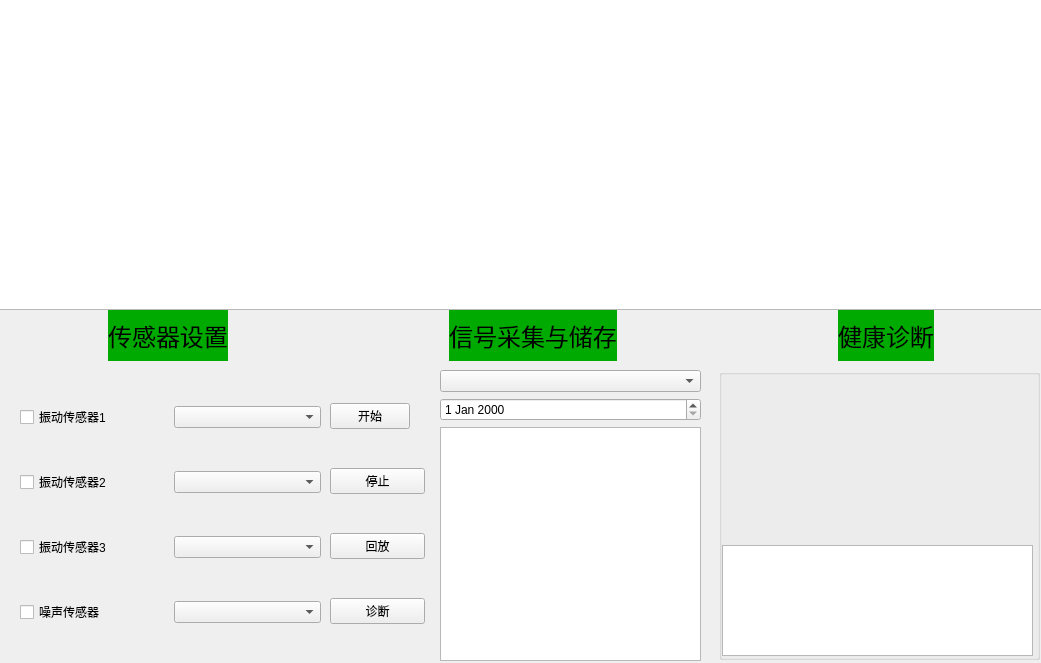
Old version of the form vibrationdialog.ui in the repository zkqiu/robot_doctor.
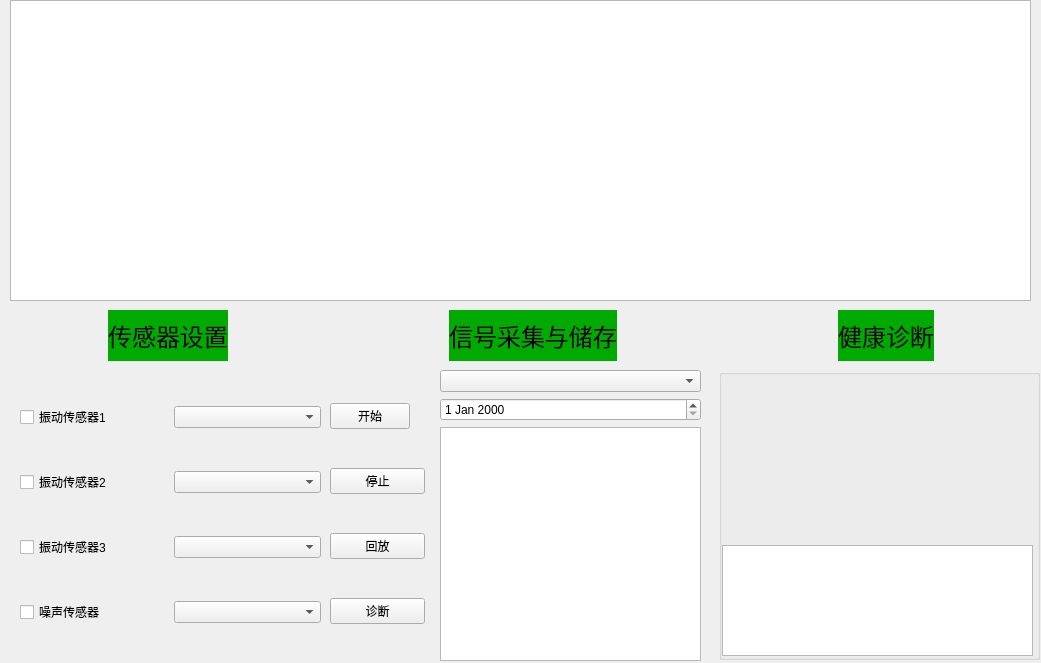
New version of the form. Custom widgets are drawn as their Qt base class.

Commit message: 波形显示bug已修复

```diff
--- a/vibrationdialog.ui
+++ b/vibrationdialog.ui
@@ -13,25 +13,6 @@
   <property name="windowTitle">
    <string>Form</string>
   </property>
-  <widget class="QWidget" name="horizontalLayoutWidget_3">
-   <property name="geometry">
-    <rect>
-     <x>-1</x>
-     <y>-1</y>
-     <width>1051</width>
-     <height>311</height>
-    </rect>
-   </property>
-   <layout class="QHBoxLayout" name="horizontalLayout_3">
-    <item>
-     <widget class="QListWidget" name="figureListWidget">
-      <property name="autoFillBackground">
-       <bool>true</bool>
-      </property>
-     </widget>
-    </item>
-   </layout>
-  </widget>
   <widget class="QWidget" name="widget" native="true">
    <property name="geometry">
     <rect>
@@ -597,6 +578,28 @@
     </property>
    </widget>
   </widget>
+  <widget class="QListWidget" name="figureListWidget">
+   <property name="geometry">
+    <rect>
+     <x>10</x>
+     <y>0</y>
+     <width>1021</width>
+     <height>301</height>
+    </rect>
+   </property>
+   <property name="autoFillBackground">
+    <bool>false</bool>
+   </property>
+   <property name="resizeMode">
+    <enum>QListView::Adjust</enum>
+   </property>
+   <property name="gridSize">
+    <size>
+     <width>1000</width>
+     <height>300</height>
+    </size>
+   </property>
+  </widget>
  </widget>
  <customwidgets>
   <customwidget>
```
The commit also changes 2 other files.
